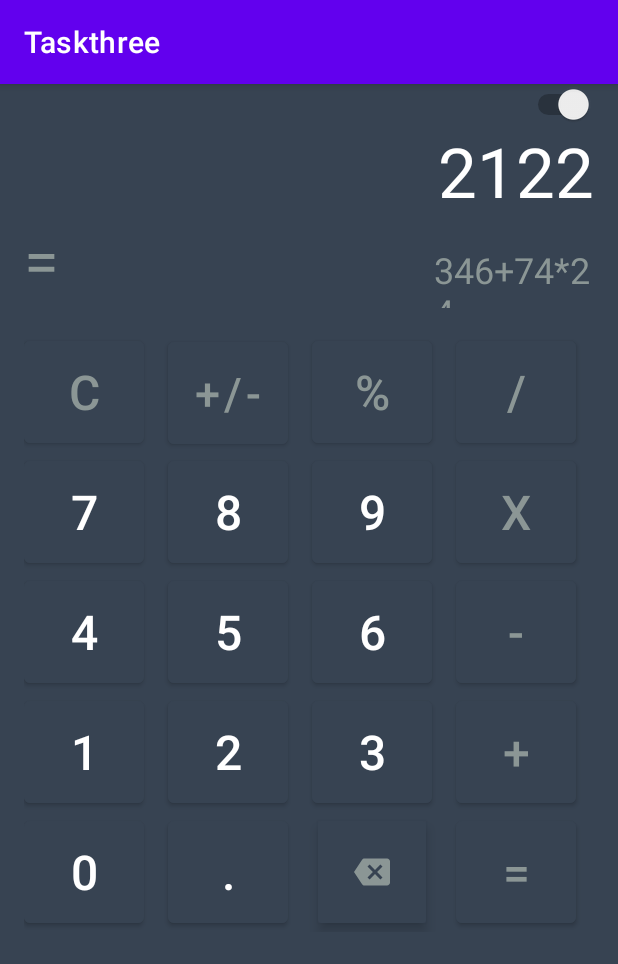
After one commit to youssef2050/Taskthree, an Android app: the CalcTableLayout screen opened directly, with no data from a screen before it, on a phone screen of 412 x 824 dp. The commit adds this screen. Shown: the top 964 px of the screen. Run offline under Robolectric (Android 15) with nearby library versions, the phone set to English and light mode, and no system bars.

Commit message:
27/3/2023

```diff
--- /dev/null
+++ b/app/src/main/java/com/example/taskthree/CalcTableLayout.java
@@ -0,0 +1,14 @@
+package com.example.taskthree;
+
+import androidx.appcompat.app.AppCompatActivity;
+
+import android.os.Bundle;
+
+public class CalcTableLayout extends AppCompatActivity {
+
+    @Override
+    protected void onCreate(Bundle savedInstanceState) {
+        super.onCreate(savedInstanceState);
+        setContentView(R.layout.activity_calc_table_layout);
+    }
+}
--- /dev/null
+++ b/app/src/main/res/drawable/background.xml
@@ -0,0 +1,4 @@
+<?xml version="1.0" encoding="utf-8"?>
+<bitmap xmlns:android="http://schemas.android.com/apk/res/android"
+    android:src="@drawable/profile"
+    android:tileModeX="clamp"/>
--- /dev/null
+++ b/app/src/main/res/drawable/ic_backspace.xml
@@ -0,0 +1,5 @@
+<vector android:autoMirrored="true" android:height="24dp"
+    android:tint="#000000" android:viewportHeight="24"
+    android:viewportWidth="24" android:width="24dp" xmlns:android="http://schemas.android.com/apk/res/android">
+    <path android:fillColor="@android:color/white" android:pathData="M22,3L7,3c-0.69,0 -1.23,0.35 -1.59,0.88L0,12l5.41,8.11c0.36,0.53 0.9,0.89 1.59,0.89h15c1.1,0 2,-0.9 2,-2L24,5c0,-1.1 -0.9,-2 -2,-2zM19,15.59L17.59,17 14,13.41 10.41,17 9,15.59 12.59,12 9,8.41 10.41,7 14,10.59 17.59,7 19,8.41 15.41,12 19,15.59z"/>
+</vector>
--- /dev/null
+++ b/app/src/main/res/drawable/ic_wifi_0.xml
@@ -0,0 +1,5 @@
+<vector android:height="24dp" android:tint="#000000"
+    android:viewportHeight="24" android:viewportWidth="24"
+    android:width="24dp" xmlns:android="http://schemas.android.com/apk/res/android">
+    <path android:fillColor="@android:color/white" android:pathData="M12,6L12,6c3.33,0 6.49,1.08 9.08,3.07L12,18.17l-9.08,-9.1C5.51,7.08 8.67,6 12,6M12,4C7.31,4 3.07,5.9 0,8.98L12,21L24,8.98C20.93,5.9 16.69,4 12,4L12,4z"/>
+</vector>
--- /dev/null
+++ b/app/src/main/res/layout/activity_calc_table_layout.xml
@@ -0,0 +1,283 @@
+<?xml version="1.0" encoding="utf-8"?>
+<androidx.constraintlayout.widget.ConstraintLayout xmlns:android="http://schemas.android.com/apk/res/android"
+    xmlns:app="http://schemas.android.com/apk/res-auto"
+    xmlns:tools="http://schemas.android.com/tools"
+    android:layout_width="match_parent"
+    android:layout_height="match_parent"
+    android:background="#374352"
+    tools:context=".CalcTableLayout">
+
+    <LinearLayout
+        android:id="@+id/linearLayout"
+        android:layout_width="match_parent"
+        android:layout_height="wrap_content"
+        android:layout_marginStart="16dp"
+        android:layout_marginEnd="16dp"
+        android:layoutDirection="rtl"
+        android:orientation="vertical"
+        app:layout_constraintEnd_toEndOf="parent"
+        app:layout_constraintStart_toStartOf="parent"
+        app:layout_constraintTop_toTopOf="parent">
+
+        <Switch
+            android:layout_width="wrap_content"
+            android:layout_height="wrap_content" />
+
+        <TextView
+            android:layout_width="wrap_content"
+            android:layout_height="wrap_content"
+            android:text="2122"
+            android:textColor="#FFF"
+            android:textSize="46sp" />
+
+        <LinearLayout
+            android:layout_width="match_parent"
+            android:layout_height="wrap_content"
+            android:layoutDirection="ltr"
+            android:orientation="horizontal">
+
+            <TextView
+                android:layout_width="wrap_content"
+                android:layout_height="wrap_content"
+                android:text="="
+                android:textColor="#8B9695"
+                android:textSize="42sp" />
+
+            <TextView
+                android:layout_width="wrap_content"
+                android:layout_height="wrap_content"
+                android:layout_marginStart="250dp"
+                android:text="346+74*24"
+                android:textColor="#8B9695"
+                android:textSize="24sp" />
+        </LinearLayout>
+    </LinearLayout>
+
+    <TableLayout
+        android:layout_width="match_parent"
+        android:layout_height="wrap_content"
+        android:layout_marginStart="16dp"
+        android:layout_marginTop="16dp"
+        app:layout_constraintEnd_toEndOf="parent"
+        app:layout_constraintStart_toStartOf="parent"
+        app:layout_constraintTop_toBottomOf="@+id/linearLayout">
+
+        <TableRow
+            android:layout_width="match_parent"
+            android:layout_height="wrap_content">
+
+
+
+        <com.google.android.material.button.MaterialButton
+            android:layout_width="80dp"
+            android:layout_height="80dp"
+            android:layout_marginEnd="16dp"
+            android:backgroundTint="#374352"
+            android:elevation="12dp"
+            android:text="C"
+            android:textColor="#8B9695"
+            android:textSize="32sp" />
+
+        <com.google.android.material.button.MaterialButton
+            android:layout_width="80dp"
+            android:layout_height="80dp"
+            android:layout_marginEnd="16dp"
+            android:backgroundTint="#374352"
+            android:elevation="12dp"
+            android:text="+/-"
+            android:textColor="#8B9695"
+            android:textSize="30sp" />
+
+        <com.google.android.material.button.MaterialButton
+            android:layout_width="80dp"
+            android:layout_height="80dp"
+            android:layout_marginEnd="16dp"
+            android:backgroundTint="#374352"
+            android:elevation="12dp"
+            android:text="%"
+            android:textColor="#8B9695"
+            android:textSize="32sp" />
+
+        <com.google.android.material.button.MaterialButton
+            android:layout_width="80dp"
+            android:layout_height="80dp"
+            android:layout_marginEnd="16dp"
+            android:backgroundTint="#374352"
+            android:elevation="12dp"
+            android:text="/"
+            android:textColor="#8B9695"
+            android:textSize="32sp" />
+        </TableRow>
+        <TableRow
+            android:layout_width="match_parent"
+            android:layout_height="wrap_content">
+        <com.google.android.material.button.MaterialButton
+            android:layout_width="80dp"
+            android:layout_height="80dp"
+            android:layout_marginEnd="16dp"
+            android:backgroundTint="#374352"
+            android:elevation="12dp"
+            android:text="7"
+            android:textColor="#FFFFFF"
+            android:textSize="32sp" />
+
+        <com.google.android.material.button.MaterialButton
+            android:layout_width="80dp"
+            android:layout_height="80dp"
+            android:layout_marginEnd="16dp"
+            android:backgroundTint="#374352"
+            android:elevation="12dp"
+            android:text="8"
+            android:textColor="#FFFFFF"
+            android:textSize="32sp" />
+
+        <com.google.android.material.button.MaterialButton
+            android:layout_width="80dp"
+            android:layout_height="80dp"
+            android:layout_marginEnd="16dp"
+            android:backgroundTint="#374352"
+            android:elevation="12dp"
+            android:text="9"
+            android:textColor="#FFFFFF"
+            android:textSize="32sp" />
+
+        <com.google.android.material.button.MaterialButton
+            android:layout_width="80dp"
+            android:layout_height="80dp"
+            android:layout_marginEnd="16dp"
+            android:backgroundTint="#374352"
+            android:elevation="12dp"
+            android:text="X"
+            android:textColor="#8B9695"
+            android:textSize="32sp" />
+        </TableRow>
+        <TableRow
+            android:layout_width="match_parent"
+            android:layout_height="wrap_content">
+        <com.google.android.material.button.MaterialButton
+            android:layout_width="80dp"
+            android:layout_height="80dp"
+            android:layout_marginEnd="16dp"
+            android:backgroundTint="#374352"
+            android:elevation="12dp"
+            android:text="4"
+            android:textColor="#FFFFFF"
+            android:textSize="32sp" />
+
+        <com.google.android.material.button.MaterialButton
+            android:layout_width="80dp"
+            android:layout_height="80dp"
+            android:layout_marginEnd="16dp"
+            android:backgroundTint="#374352"
+            android:elevation="12dp"
+            android:text="5"
+            android:textColor="#FFFFFF"
+            android:textSize="32sp" />
+
+        <com.google.android.material.button.MaterialButton
+            android:layout_width="80dp"
+            android:layout_height="80dp"
+            android:layout_marginEnd="16dp"
+            android:backgroundTint="#374352"
+            android:elevation="12dp"
+            android:text="6"
+            android:textColor="#FFFFFF"
+            android:textSize="32sp" />
+
+        <com.google.android.material.button.MaterialButton
+            android:layout_width="80dp"
+            android:layout_height="80dp"
+            android:layout_marginEnd="16dp"
+            android:backgroundTint="#374352"
+            android:elevation="12dp"
+            android:text="-"
+            android:textColor="#8B9695"
+            android:textSize="32sp" />
+        </TableRow>
+        <TableRow
+            android:layout_width="match_parent"
+            android:layout_height="wrap_content">
+        <com.google.android.material.button.MaterialButton
+            android:layout_width="80dp"
+            android:layout_height="80dp"
+            android:layout_marginEnd="16dp"
+            android:backgroundTint="#374352"
+            android:elevation="12dp"
+            android:text="1"
+            android:textColor="#FFFFFF"
+            android:textSize="32sp" />
+
+        <com.google.android.material.button.MaterialButton
+            android:layout_width="80dp"
+            android:layout_height="80dp"
+            android:layout_marginEnd="16dp"
+            android:backgroundTint="#374352"
+            android:elevation="12dp"
+            android:text="2"
+            android:textColor="#FFFFFF"
+            android:textSize="32sp" />
+
+        <com.google.android.material.button.MaterialButton
+            android:layout_width="80dp"
+            android:layout_height="80dp"
+            android:layout_marginEnd="16dp"
+            android:backgroundTint="#374352"
+            android:elevation="12dp"
+            android:text="3"
+            android:textColor="#FFFFFF"
+            android:textSize="32sp" />
+
+        <com.google.android.material.button.MaterialButton
+            android:layout_width="80dp"
+            android:layout_height="80dp"
+            android:layout_marginEnd="16dp"
+            android:backgroundTint="#374352"
+            android:elevation="12dp"
+            android:text="+"
+            android:textColor="#8B9695"
+            android:textSize="32sp" />
+        </TableRow>
+        <TableRow
+            android:layout_width="match_parent"
+            android:layout_height="wrap_content">
+        <com.google.android.material.button.MaterialButton
+            android:layout_width="80dp"
+            android:layout_height="80dp"
+            android:layout_marginEnd="16dp"
+            android:backgroundTint="#374352"
+            android:elevation="12dp"
+            android:text="0"
+            android:textColor="#FFFFFF"
+            android:textSize="32sp" />
+
+        <com.google.android.material.button.MaterialButton
+            android:layout_width="80dp"
+            android:layout_height="80dp"
+            android:layout_marginEnd="16dp"
+            android:backgroundTint="#374352"
+            android:elevation="12dp"
+            android:text="."
+            android:textColor="#FFFFFF"
+            android:textSize="32sp" />
+
+        <ImageButton
+            android:layout_width="80dp"
+            android:layout_height="80dp"
+            android:layout_marginEnd="16dp"
+            android:backgroundTint="#374352"
+            android:elevation="5dp"
+            android:src="@drawable/ic_backspace"
+            app:tint="#8B9695" />
+
+        <com.google.android.material.button.MaterialButton
+            android:layout_width="80dp"
+            android:layout_height="80dp"
+            android:layout_marginEnd="16dp"
+            android:backgroundTint="#374352"
+            android:elevation="12dp"
+            android:text="="
+            android:textColor="#8B9695"
+            android:textSize="32sp" />
+        </TableRow>
+    </TableLayout>
+</androidx.constraintlayout.widget.ConstraintLayout>
--- a/app/src/main/res/layout/activity_main7.xml
+++ b/app/src/main/res/layout/activity_main7.xml
@@ -53,7 +53,6 @@
             <TextView
                 android:layout_width="match_parent"
                 android:layout_height="wrap_content"
-                android:text="Test Test Test Test Test Test Test Test Test Test Test Test Test Test Test Test Test Test Test Test Test Test Test Test Test Test Test Test Test Test Test Test Test Test Test Test Test Test Test Test Test Test Test Test Test Test "
                 android:textSize="60sp"
                 app:layout_constraintEnd_toEndOf="parent"
                 app:layout_constraintStart_toStartOf="parent"
```
Also changed, not shown: app/src/main/java/com/example/taskthree/CalcGridLayout.java (added, +14 -0 lines), app/src/main/res/drawable/seekbar_image.xml (added, +7 -0 lines), app/src/main/res/layout/activity_calc_grid_layout.xml (added, +263 -0 lines), app/src/main/res/drawable/message.9.png (added), app/src/main/res/drawable/seekbar.png (added), 1 other file.
